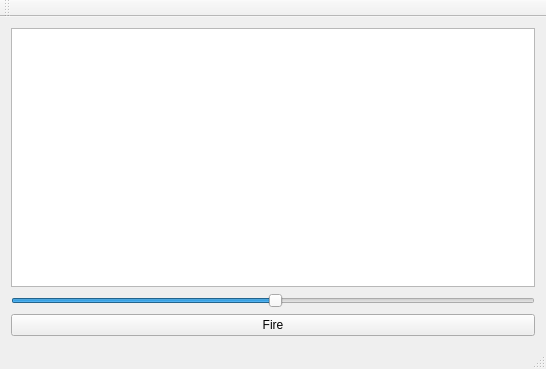
Qt form Gun/mainwindow.ui (vladimir-nazarenko/QT) before a commit.
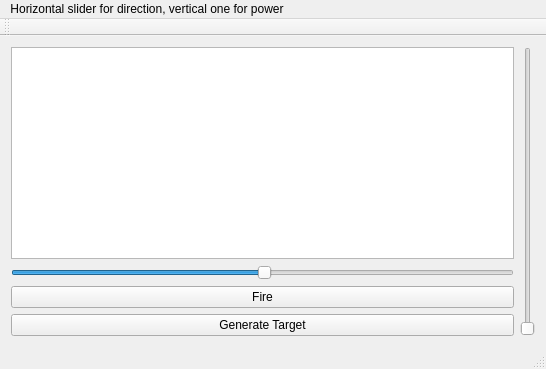
The same form after that commit.

Diff of the .ui file:
```diff
--- a/Gun/mainwindow.ui
+++ b/Gun/mainwindow.ui
@@ -37,8 +37,22 @@
         </property>
        </widget>
       </item>
+      <item>
+       <widget class="QPushButton" name="generateTargetBtn">
+        <property name="text">
+         <string>Generate Target</string>
+        </property>
+       </widget>
+      </item>
      </layout>
     </item>
+    <item>
+     <widget class="QSlider" name="powerSlider">
+      <property name="orientation">
+       <enum>Qt::Vertical</enum>
+      </property>
+     </widget>
+    </item>
    </layout>
   </widget>
   <widget class="QMenuBar" name="menuBar">
@@ -47,9 +61,15 @@
      <x>0</x>
      <y>0</y>
      <width>546</width>
-     <height>23</height>
+     <height>21</height>
     </rect>
    </property>
+   <widget class="QMenu" name="menuHorizontal_slider_for_direction_vertical_one_for_power">
+    <property name="title">
+     <string>Horizontal slider for direction, vertical one for power</string>
+    </property>
+   </widget>
+   <addaction name="menuHorizontal_slider_for_direction_vertical_one_for_power"/>
   </widget>
   <widget class="QToolBar" name="mainToolBar">
    <attribute name="toolBarArea">
```
